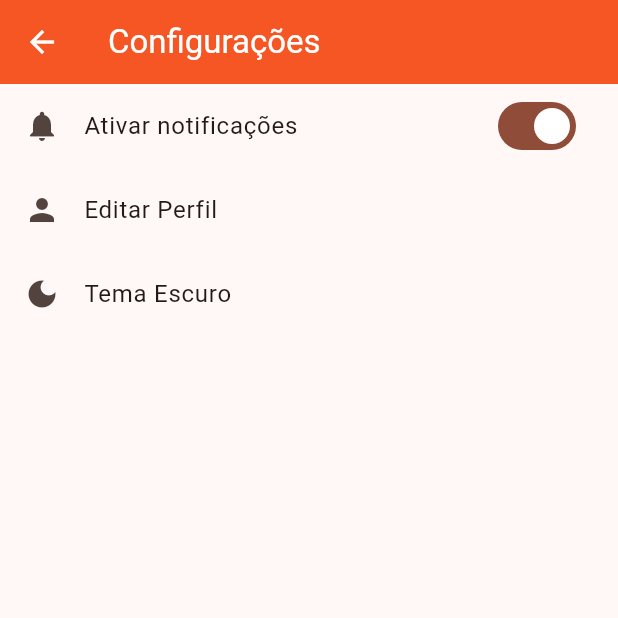
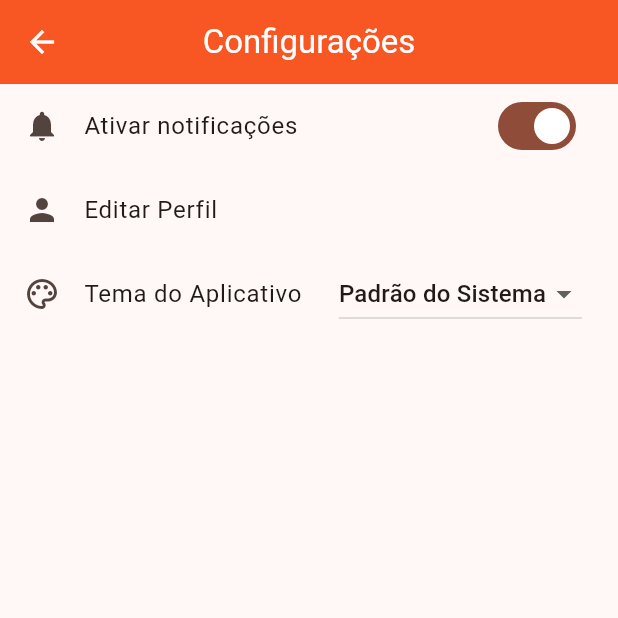
Before and after one commit to ARegis23/techChef, a Flutter app: the SettingsPage screen opened by its route, on a phone screen of 412 x 824 dp, the top half of it. Run offline on Flutter 3.47's test engine with Material 3 defaults, Android fonts, the phone set to English and light mode, and no system bars; our stand-ins replace firebase_core; accounts and stored records are empty.

Commit message:
Adicao do theme e funcionalidade de escolha em configuracoes

```diff
--- a/lib/app.dart
+++ b/lib/app.dart
@@ -4,41 +4,36 @@
 // 🎯 Configura o núcleo do aplicativo, como tema e rotas.
 
 import 'package:flutter/material.dart';
+import 'package:provider/provider.dart';
 import '../core/routes.dart';
 import '../modules/auth/login.dart';
 import '../modules/dashboard/dashboard.dart';
 import '../modules/settings/settings.dart';
 import '../modules/about/about.dart';
+import '../core/theme/app_theme.dart';
+import '../core/theme/theme_provider.dart';
 
 class TechChefApp extends StatelessWidget {
   const TechChefApp({super.key});
 
   @override
   Widget build(BuildContext context) {
+
+    // Escuta as mudanças no ThemeProvider.
+    final themeProvider = Provider.of<ThemeProvider>(context);
+
     return MaterialApp(
       title: 'Tech Chef',
-      theme: ThemeData(
-        colorScheme: ColorScheme.fromSeed(
-          seedColor: Colors.deepOrange,
-          brightness: Brightness.light,
-        ),
-        useMaterial3: true,
-        appBarTheme: const AppBarTheme(
-          backgroundColor: Colors.deepOrange,
-          foregroundColor: Colors.white,
-          elevation: 4,
-        ),
-        elevatedButtonTheme: ElevatedButtonThemeData(
-          style: ElevatedButton.styleFrom(
-            backgroundColor: Colors.deepOrange,
-            foregroundColor: Colors.white,
-            shape: RoundedRectangleBorder(
-              borderRadius: BorderRadius.circular(8),
-            ),
-            padding: const EdgeInsets.symmetric(horizontal: 24, vertical: 12),
-          ),
-        ),
-      ),
+
+      // Use os temas
+      theme: AppTheme.lightTheme,
+      darkTheme: AppTheme.darkTheme,
+
+      // O Flutter vai escolher o tema automaticamente baseado na configuração do celular.
+      // Podemos criar um seletor manual mais tarde.
+      themeMode: themeProvider.themeMode,
+
+      // Configuração das rotas
       initialRoute: AppRoutes.login,
       routes: {
         AppRoutes.login: (context) => const LoginPage(),
--- /dev/null
+++ b/lib/core/app_configure.dart
@@ -0,0 +1,15 @@
+// =================================================================
+// 📁 ARQUIVO: lib/core/app_config.dart
+// =================================================================
+// 🎯 Centraliza as configurações da aplicação, como chaves de ambiente.
+
+class AppConfig {
+  // Lê a variável 'SECRET_KEY_EXAMPLE' que será injetada na compilação.
+  // Se a variável não for encontrada, usa o valor 'default'.
+  static const secretKeyExample = String.fromEnvironment(
+    'SECRET_KEY_EXAMPLE',
+    defaultValue: 'Nenhuma chave fornecida',
+  );
+
+  // Adicione outras chaves aqui conforme precisar
+}
--- /dev/null
+++ b/lib/core/theme/app_theme.dart
@@ -0,0 +1,134 @@
+// =================================================================
+// 📁 ARQUIVO: lib/core/theme/app_theme.dart
+// =================================================================
+// 🎨 Centraliza toda a configuração de temas, cores e estilos do app.
+
+import 'package:flutter/material.dart';
+
+class AppTheme {
+  // Evita que a classe seja instanciada.
+  AppTheme._();
+
+  // =================================================================
+  // 🎨 TEMA CLARO (LIGHT THEME)
+  // =================================================================
+  static final ThemeData lightTheme = ThemeData(
+    useMaterial3: true,
+    brightness: Brightness.light,
+
+    // Esquema de Cores
+    colorScheme: ColorScheme.fromSeed(
+      seedColor: Colors.deepOrange,
+      brightness: Brightness.light,
+    ),
+
+    // Estilo da AppBar
+    appBarTheme: const AppBarTheme(
+      elevation: 2,
+      backgroundColor: Colors.deepOrange,
+      foregroundColor: Colors.white,
+      centerTitle: true,
+    ),
+
+    // Estilo dos Cards
+    /*cardTheme: CardTheme(
+      elevation: 1,
+      shape: RoundedRectangleBorder(
+        borderRadius: BorderRadius.circular(12),
+        side: BorderSide(
+          color: Colors.grey.shade300,
+          width: 1,
+        ),
+      ),
+    ),*/
+
+    // Estilo dos Campos de Texto (Inputs)
+    inputDecorationTheme: InputDecorationTheme(
+      border: OutlineInputBorder(
+        borderRadius: BorderRadius.circular(8),
+      ),
+      filled: true,
+      fillColor: Colors.grey.shade100,
+      contentPadding: const EdgeInsets.symmetric(vertical: 16, horizontal: 12),
+    ),
+
+    // Estilo dos Botões Elevados
+    elevatedButtonTheme: ElevatedButtonThemeData(
+      style: ElevatedButton.styleFrom(
+        shape: RoundedRectangleBorder(
+          borderRadius: BorderRadius.circular(8),
+        ),
+        backgroundColor: Colors.deepOrange,
+        foregroundColor: Colors.white,
+        padding: const EdgeInsets.symmetric(vertical: 14, horizontal: 24),
+        textStyle: const TextStyle(
+          fontSize: 16,
+          fontWeight: FontWeight.bold,
+        ),
+      ),
+    ),
+  );
+
+  // =================================================================
+  // 🎨 TEMA ESCURO (DARK THEME)
+  // =================================================================
+  static final ThemeData darkTheme = ThemeData(
+    useMaterial3: true,
+    brightness: Brightness.dark,
+
+    // Esquema de Cores
+    colorScheme: ColorScheme.fromSeed(
+      seedColor: Colors.deepOrange,
+      brightness: Brightness.dark,
+      // No tema escuro, a cor primária pode ser um pouco mais clara para ter melhor contraste
+      primary: Colors.orange.shade400,
+    ),
+
+    // Estilo da AppBar
+    appBarTheme: AppBarTheme(
+      elevation: 2,
+      backgroundColor: Colors.grey.shade900,
+      foregroundColor: Colors.orange.shade400,
+      centerTitle: true,
+    ),
+
+    // Estilo dos Cards
+    /*cardTheme: CardTheme(
+      elevation: 1,
+      color: Colors.grey.shade800,
+      shape: RoundedRectangleBorder(
+        borderRadius: BorderRadius.circular(12),
+        side: BorderSide(
+          color: Colors.grey.shade700,
+          width: 1,
+        ),
+      ),
+    ),*/
+
+    // Estilo dos Campos de Texto (Inputs)
+    inputDecorationTheme: InputDecorationTheme(
+      border: OutlineInputBorder(
+        borderRadius: BorderRadius.circular(8),
+      ),
+      filled: true,
+      fillColor: Colors.grey.shade900,
+      contentPadding: const EdgeInsets.symmetric(vertical: 16, horizontal: 12),
+    ),
+
+    // Estilo dos Botões Elevados
+    elevatedButtonTheme: ElevatedButtonThemeData(
+      style: ElevatedButton.styleFrom(
+        shape: RoundedRectangleBorder(
+          borderRadius: BorderRadius.circular(8),
+        ),
+        backgroundColor: Colors.orange.shade400,
+        foregroundColor: Colors.black,
+        padding: const EdgeInsets.symmetric(vertical: 14, horizontal: 24),
+        textStyle: const TextStyle(
+          fontSize: 16,
+          fontWeight: FontWeight.bold,
+        ),
+      ),
+    ),
+  );
+}
--- /dev/null
+++ b/lib/core/theme/theme_provider.dart
@@ -0,0 +1,20 @@
+// =================================================================
+// 📁 ARQUIVO: lib/core/theme/theme_provider.dart
+// =================================================================
+// 🧠 Gerencia o estado do tema atual do aplicativo.
+
+import 'package:flutter/material.dart';
+
+class ThemeProvider extends ChangeNotifier {
+  // O modo de tema inicial é o do sistema.
+  ThemeMode _themeMode = ThemeMode.system;
+
+  // Getter para que a UI possa ler o tema atual.
+  ThemeMode get themeMode => _themeMode;
+
+  // Método para atualizar o tema e notificar todos os widgets que o escutam.
+  void setThemeMode(ThemeMode mode) {
+    _themeMode = mode;
+    notifyListeners(); // Avisa a UI para se redesenhar com o novo tema.
+  }
+}
--- a/lib/main.dart
+++ b/lib/main.dart
@@ -5,22 +5,24 @@
 
 import 'package:flutter/material.dart';
 import 'package:firebase_core/firebase_core.dart';
-import 'package:flutter_dotenv/flutter_dotenv.dart'; // 1. Importe o dotenv
-import 'firebase_options.dart';
-import 'app.dart';
+import 'package:provider/provider.dart';
+import '../core/theme/theme_provider.dart';
+import '../firebase_options.dart';
+import '../app.dart';
 
 void main() async {
   // Garanta que os bindings do Flutter foram inicializados
   WidgetsFlutterBinding.ensureInitialized();
 
-  // 2. Carregue as variáveis de ambiente do arquivo .env
-  await dotenv.load(fileName: ".env");
-
-  // 3. Inicialize o Firebase
+  // Inicialize o Firebase
   await Firebase.initializeApp(
     options: DefaultFirebaseOptions.currentPlatform,
   );
 
   // Rode o App
-  runApp(const TechChefApp());
+  runApp(
+    ChangeNotifierProvider(
+      create: (context) => ThemeProvider(),
+      child: const TechChefApp(),
+    ),);
 }
--- a/lib/modules/settings/settings.dart
+++ b/lib/modules/settings/settings.dart
@@ -4,16 +4,37 @@
 // ⚙️ Tela de Configurações.
 
 import 'package:flutter/material.dart';
+import 'package:provider/provider.dart';
+import '../../../core/theme/theme_provider.dart';
 
 class SettingsPage extends StatelessWidget {
   const SettingsPage({super.key});
 
+  // Função auxiliar para converter ThemeMode em texto legível
+  String _getThemeModeText(ThemeMode mode) {
+    switch (mode) {
+      case ThemeMode.light:
+        return 'Claro';
+      case ThemeMode.dark:
+        return 'Escuro';
+      case ThemeMode.system:
+        return 'Padrão do Sistema';
+    }
+  }
+
+
   @override
   Widget build(BuildContext context) {
+
+    // Acessa o provider para ler o estado atual e para poder alterá-lo.
+    final themeProvider = Provider.of<ThemeProvider>(context);
+
     return Scaffold(
+
       appBar: AppBar(
         title: const Text('Configurações'),
       ),
+
       body: ListView(
         children: [
           SwitchListTile(
@@ -32,11 +53,26 @@ class SettingsPage extends StatelessWidget {
             },
           ),
           ListTile(
-            title: const Text('Tema Escuro'),
-            leading: const Icon(Icons.dark_mode),
-            onTap: () {
-              // Lógica para alterar o tema
-            },
+            leading: const Icon(Icons.palette_outlined),
+            title: const Text('Tema do Aplicativo'),
+            trailing: DropdownButton<ThemeMode>(
+              // O valor atual do dropdown é o tema do provider
+              value: themeProvider.themeMode,
+              // Ao selecionar um novo item...
+              onChanged: (ThemeMode? newMode) {
+                if (newMode != null) {
+                  // ...chama o método para atualizar o tema no provider.
+                  themeProvider.setThemeMode(newMode);
+                }
+              },
+              // Mapeia cada opção do enum ThemeMode para um item no dropdown
+              items: ThemeMode.values.map((ThemeMode mode) {
+                return DropdownMenuItem<ThemeMode>(
+                  value: mode,
+                  child: Text(_getThemeModeText(mode)),
+                );
+              }).toList(),
+            ),
           ),
         ],
       ),
--- a/pubspec.yaml
+++ b/pubspec.yaml
@@ -12,7 +12,7 @@ dependencies:
   firebase_core: ^4.0.0
   firebase_auth: ^6.0.0
   cloud_firestore: ^6.0.0
-  flutter_dotenv: ^5.2.1
+  provider: ^6.1.5
 
 dev_dependencies:
   flutter_test:
@@ -21,6 +21,3 @@ dev_dependencies:
 
 flutter:
   uses-material-design: true
-
-  assets:
-    - .env
```
Also changed, not shown: pubspec.lock.
